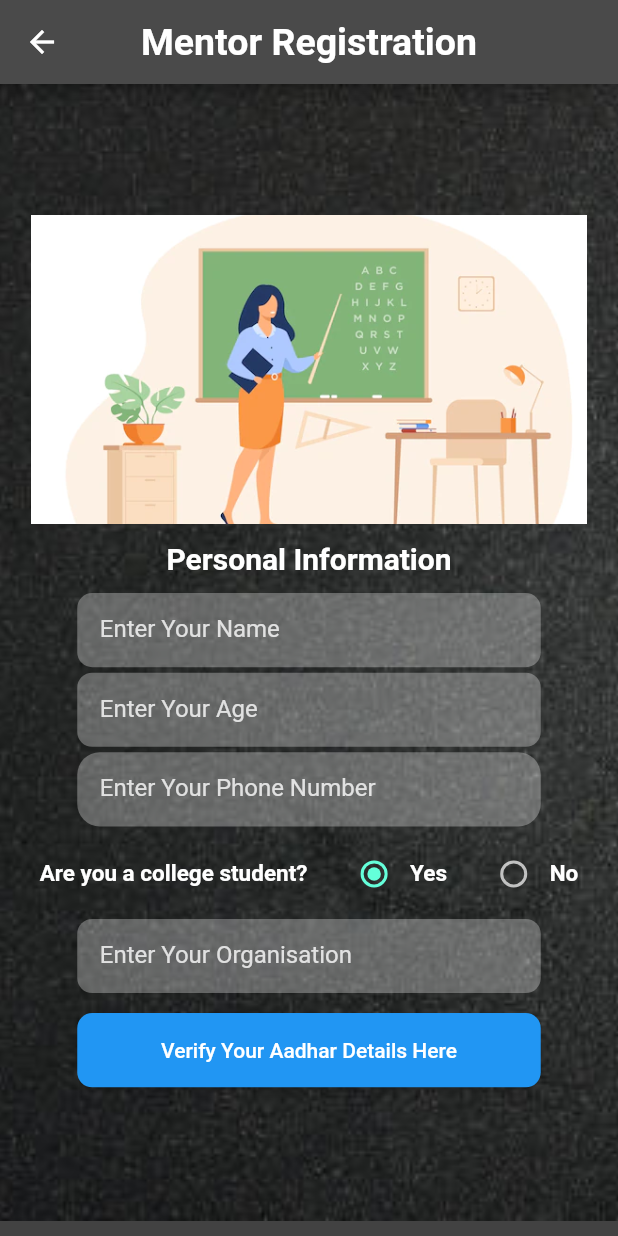
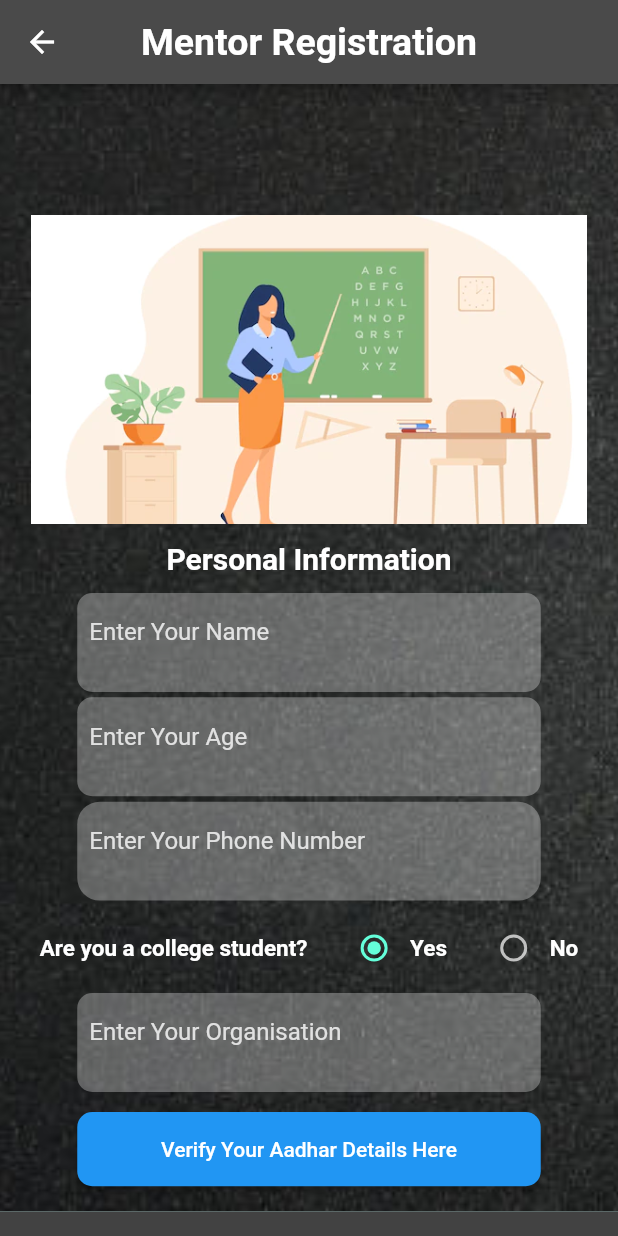
Before and after one commit to DiyaSingla/Learn-Aid, a Flutter app: the MentorFirstPage screen opened directly with empty values, on a phone screen of 412 x 824 dp. Run offline on Flutter 3.47's test engine with Material 2 defaults, Android fonts, the phone set to English and light mode, and no system bars; our stand-ins replace cloud_firestore, firebase_auth, firebase_core; accounts and stored records are empty; Roboto replaces fonts that are missing (Alkalami).

Commit message:
label text added

```diff
--- a/lib/main.dart
+++ b/lib/main.dart
@@ -10,7 +10,6 @@ Future main() async {
   );
   runApp(MyApp());
 }
-
 class MyApp extends StatelessWidget {
   const MyApp({Key? key}) : super(key: key);
 
--- a/lib/mentor_first_page.dart
+++ b/lib/mentor_first_page.dart
@@ -90,7 +90,7 @@ class _MentorFirstPageState extends State<MentorFirstPage> {
               height: MediaQuery.of(context).size.height * 0.005,
             ),
             Container(
-              height: MediaQuery.of(context).size.height * 0.06,
+              height: MediaQuery.of(context).size.height * 0.08,
               width: MediaQuery.of(context).size.width * 0.75,
               margin: const EdgeInsets.symmetric(vertical: 1, horizontal: 0),
               padding: const EdgeInsets.symmetric(vertical: 1, horizontal: 0),
@@ -108,12 +108,12 @@ class _MentorFirstPageState extends State<MentorFirstPage> {
                 },
                 //textAlign: TextAlign.center,
                 decoration: InputDecoration(
-                  hintText: 'Enter Your Name',
-                  hintStyle: TextStyle(
+                  labelText: 'Enter Your Name',
+                  labelStyle: TextStyle(
                     color: Colors.white.withOpacity(0.8),
                   ),
                   border: InputBorder.none,
-                  contentPadding: const EdgeInsets.all(15),
+                  contentPadding: const EdgeInsets.all(8),
                 ),
               ),
             ),
@@ -121,7 +121,7 @@ class _MentorFirstPageState extends State<MentorFirstPage> {
               height: MediaQuery.of(context).size.height * 0.002,
             ),
             Container(
-              height: MediaQuery.of(context).size.height * 0.06,
+              height: MediaQuery.of(context).size.height * 0.08,
               width: MediaQuery.of(context).size.width * 0.75,
               margin: const EdgeInsets.symmetric(vertical: 1, horizontal: 0),
               padding: const EdgeInsets.symmetric(vertical: 1, horizontal: 0),
@@ -139,12 +139,12 @@ class _MentorFirstPageState extends State<MentorFirstPage> {
                 },
                 //textAlign: TextAlign.center,
                 decoration: InputDecoration(
-                  hintText: 'Enter Your Age',
-                  hintStyle: TextStyle(
+                  labelText: 'Enter Your Age',
+                  labelStyle: TextStyle(
                     color: Colors.white.withOpacity(0.8),
                   ),
                   border: InputBorder.none,
-                  contentPadding: EdgeInsets.all(15),
+                  contentPadding: EdgeInsets.all(8),
                 ),
               ),
             ),
@@ -152,7 +152,7 @@ class _MentorFirstPageState extends State<MentorFirstPage> {
               height: MediaQuery.of(context).size.height * 0.002,
             ),
             Container(
-              height: MediaQuery.of(context).size.height * 0.06,
+              height: MediaQuery.of(context).size.height * 0.08,
               width: MediaQuery.of(context).size.width * 0.75,
               margin: const EdgeInsets.symmetric(vertical: 1, horizontal: 0),
               padding: const EdgeInsets.symmetric(vertical: 1, horizontal: 0),
@@ -167,12 +167,12 @@ class _MentorFirstPageState extends State<MentorFirstPage> {
                   });
                 },
                 decoration: InputDecoration(
-                  hintText: 'Enter Your Phone Number',
-                  hintStyle: TextStyle(
+                  labelText: 'Enter Your Phone Number',
+                  labelStyle: TextStyle(
                     color: Colors.white.withOpacity(0.8),
                   ),
                   border: InputBorder.none,
-                  contentPadding: EdgeInsets.all(15),
+                  contentPadding: EdgeInsets.all(8),
                 ),
               ),
             ),
@@ -241,7 +241,7 @@ class _MentorFirstPageState extends State<MentorFirstPage> {
               ),
             ),
             Container(
-              height: MediaQuery.of(context).size.height * 0.06,
+              height: MediaQuery.of(context).size.height * 0.08,
               width: MediaQuery.of(context).size.width * 0.75,
               margin: const EdgeInsets.symmetric(vertical: 1, horizontal: 0),
               padding: const EdgeInsets.symmetric(vertical: 1, horizontal: 0),
@@ -259,12 +259,12 @@ class _MentorFirstPageState extends State<MentorFirstPage> {
                 },
                 textAlign: TextAlign.left,
                 decoration: InputDecoration(
-                  hintText: 'Enter Your Organisation',
-                  hintStyle: TextStyle(
+                  labelText: 'Enter Your Organisation',
+                  labelStyle: TextStyle(
                     color: Colors.white.withOpacity(0.8),
                   ),
                   border: InputBorder.none,
-                  contentPadding: EdgeInsets.all(15),
+                  contentPadding: EdgeInsets.all(8),
                 ),
               ),
             ),
@@ -286,7 +286,7 @@ class _MentorFirstPageState extends State<MentorFirstPage> {
                 ),
                 child: Container(
                   alignment: Alignment.center,
-                  height: MediaQuery.of(context).size.height * 0.06,
+                  height: MediaQuery.of(context).size.height * 0.08,
                   width: MediaQuery.of(context).size.width * 0.75,
                   child: Text('Verify Your Aadhar Details Here'),
                 ),
@@ -299,8 +299,9 @@ class _MentorFirstPageState extends State<MentorFirstPage> {
       ),
       bottomNavigationBar: BottomAppBar(
         child: Container(
-          height: 10.0,
-          width: 10.0,
+          height: MediaQuery.of(context).size.height * 0.02,
+width: MediaQuery.of(context).size.width * 0.02,
+
         ),
       ),
       floatingActionButton: ph.isNotEmpty && name.isNotEmpty && age.isNotEmpty && org.isNotEmpty
```
Also changed, not shown: lib/about_us.dart (+9 -5 lines), lib/mentor_second_page.dart (+2 -49 lines), lib/ngo_first_page.dart (+18 -19 lines).
